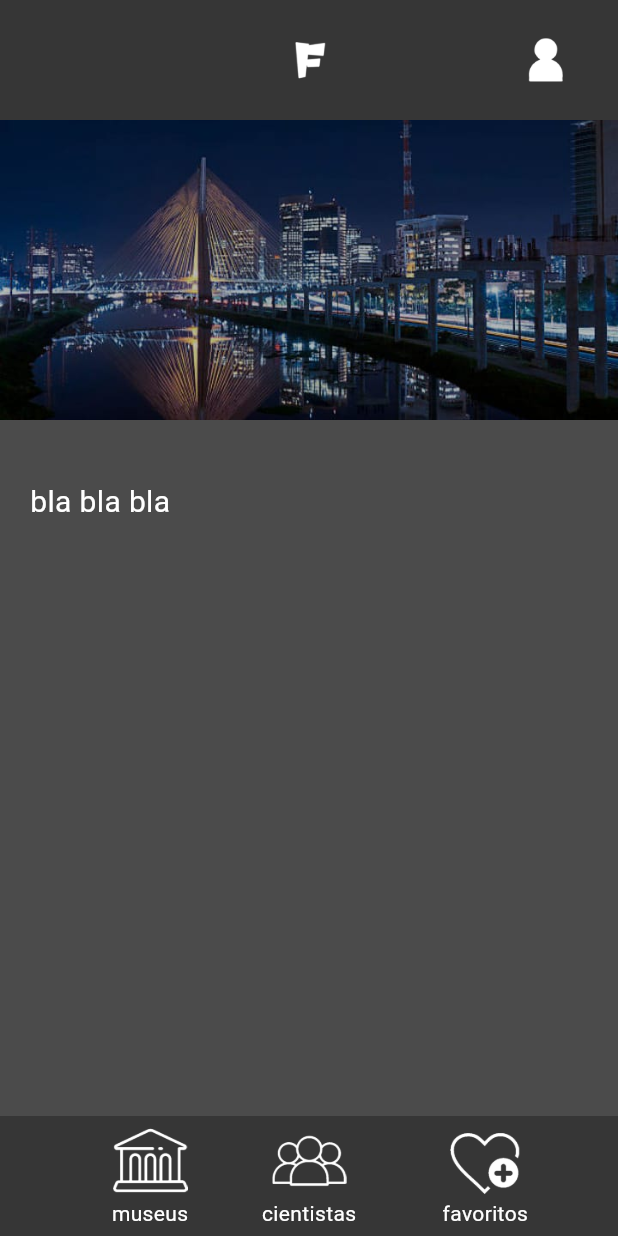
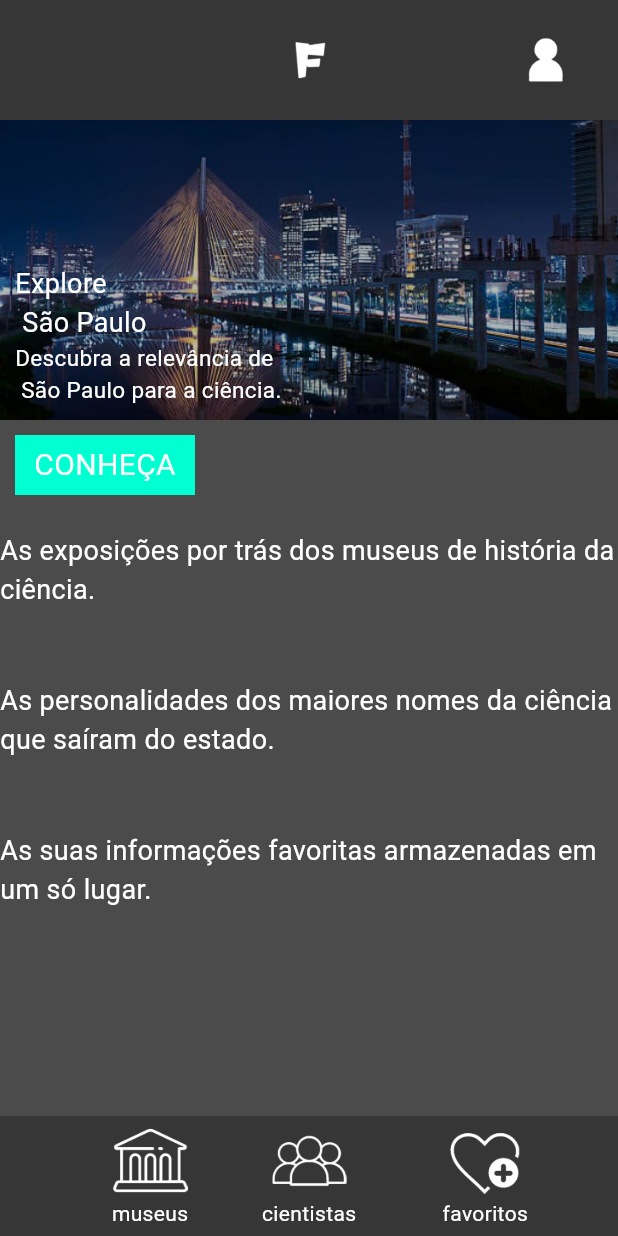
Before and after one commit to giovanavbs/flutter_cience, a Flutter app: the screen it shows after launch, on a phone screen of 412 x 824 dp. Run offline on Flutter 3.47's test engine with Material 3 defaults, Android fonts, the phone set to English and light mode, and no system bars.

Commit message:
att tela inicial

```diff
--- a/lib/main.dart
+++ b/lib/main.dart
@@ -105,17 +105,17 @@ class menuSuperior extends StatelessWidget {
 }
 
 // classe real da tela
-
 class Inicio extends StatelessWidget {
-  const Inicio({super.key});
+  const Inicio({Key? key}) : super(key: key);
 
   @override
   Widget build(BuildContext context) {
     return Column(
-      crossAxisAlignment: CrossAxisAlignment.stretch,
+      children: [ Stack( // stack pro texto sobrepor a imagem
           children: [
             Container(
               height: 200,
+              width: double.infinity, // pra imagem ocupar a largura inteira da img
               decoration: const BoxDecoration(
                 image: DecorationImage(
                   image: AssetImage('assets/images/sp.jpeg'),
@@ -123,15 +123,88 @@ class Inicio extends StatelessWidget {
                 ),
               ),
             ),
+            const Positioned(
+              left: 10,
+              bottom: 10,
+              child: Column( // pra adicionar os dois textos um abaixo do outro
+                crossAxisAlignment: CrossAxisAlignment.start, // alinhado a esquerda
+                children: [
+                  Text(
+                    'Explore \n São Paulo',
+                    style: TextStyle(
+                      color: Colors.white,
+                      fontSize: 18.0,
+                    ),
+                  ),
+                  Text(
+                    'Descubra a relevância de \n São Paulo para a ciência.',
+                    style: TextStyle(
+                      color: Colors.white,
+                      fontSize: 15.0,
+                    ),
+                  ),
+                ],
+              ),
+            ),
+          ],
+        ),
         Container(
-          margin: const EdgeInsets.only(top: 20), // espaço entre a imagem e texto
-          padding: const EdgeInsets.all(20.0), // espaço entre as bordas pro texto nao colar
-          // color: Colors.blue,
-          child: const Text(
-            'bla bla bla',
+          alignment: Alignment.centerLeft,
+          child: Container(
+            margin: const EdgeInsets.only(top: 10, left: 10), // 10 pixels de distância da direita
+            width: 120,
+            height: 40,
+            color: const Color(0xFF00FFD1),
+            child: const Center(
+              child: Text(
+                'CONHEÇA',
                 style: TextStyle(
                   color: Colors.white,
                   fontSize: 20.0,
+                ),
+              ),
+            ),
+          ),
+        ),
+        Container(
+          margin: const EdgeInsets.symmetric(vertical: 10), // espaço entre os containers
+          width: 450,
+          height: 80,
+          child: const Center(
+            child: Text(
+              'As exposições por trás dos museus de história da ciência.',
+              style: TextStyle(
+                color: Colors.white,
+                fontSize: 18.0,
+              ),
+            ),
+          ),
+        ),
+        Container(
+          margin: const EdgeInsets.symmetric(vertical: 10),
+          width: 450,
+          height: 80,
+          child: const Center(
+            child: Text(
+              'As personalidades dos maiores nomes da ciência que saíram do estado.',
+              style: TextStyle(
+                color: Colors.white,
+                fontSize: 18.0,
+              ),
+            ),
+          ),
+        ),
+        Container(
+          margin: const EdgeInsets.symmetric(vertical: 10),
+          width: 450,
+          height: 80,
+          child: const Center(
+            child: Text(
+              'As suas informações favoritas armazenadas em um só lugar.',
+              style: TextStyle(
+                color: Colors.white,
+                fontSize: 18.0,
+              ),
             ),
           ),
         ),
@@ -139,6 +212,12 @@ class Inicio extends StatelessWidget {
     );
   }
 }
+
+
+
+
+
+
 
 /* menuInferior anterior que nao era clicavel
 class menuInferior extends StatelessWidget {
```
Lines whose indentation alone changed are shown as unchanged.
